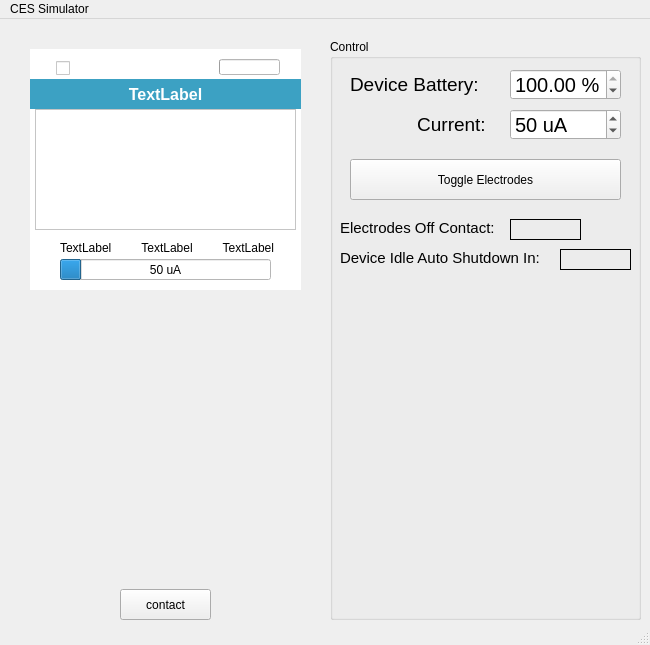
This is mainwindow.ui in lasitha-amuwala/CES-Simulator as Qt 5 draws it before an edit. The edited form follows.
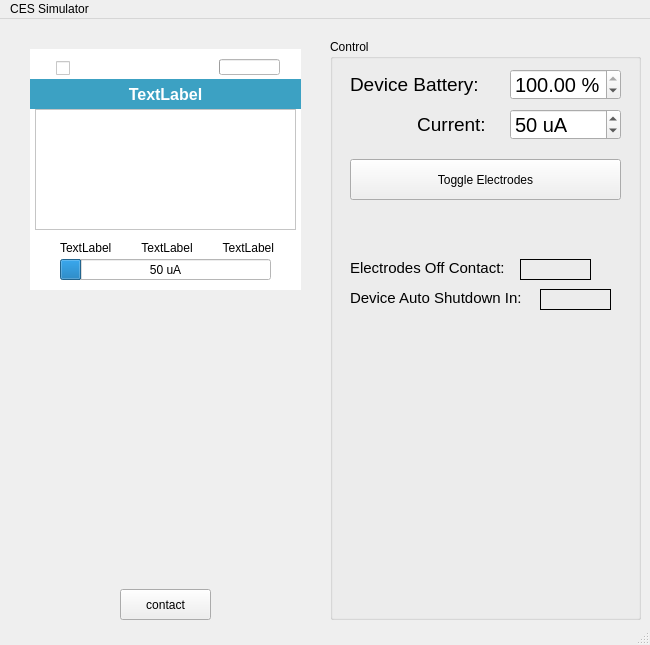
This is the edited form. Icons and pictures are not drawn.

```diff
--- a/mainwindow.ui
+++ b/mainwindow.ui
@@ -600,9 +600,9 @@
     <widget class="QLabel" name="label">
      <property name="geometry">
       <rect>
-       <x>10</x>
-       <y>210</y>
-       <width>221</width>
+       <x>20</x>
+       <y>250</y>
+       <width>191</width>
        <height>17</height>
       </rect>
      </property>
@@ -612,14 +612,14 @@
       </font>
      </property>
      <property name="text">
-      <string>Device Idle Auto Shutdown In:</string>
+      <string>Device Auto Shutdown In:</string>
      </property>
     </widget>
     <widget class="QLabel" name="label_4">
      <property name="geometry">
       <rect>
-       <x>10</x>
-       <y>180</y>
+       <x>20</x>
+       <y>220</y>
        <width>161</width>
        <height>17</height>
       </rect>
@@ -636,8 +636,8 @@
     <widget class="QLabel" name="electrodesIdle">
      <property name="geometry">
       <rect>
-       <x>180</x>
-       <y>180</y>
+       <x>190</x>
+       <y>220</y>
        <width>71</width>
        <height>21</height>
       </rect>
@@ -657,8 +657,8 @@
     <widget class="QLabel" name="deviceIdle">
      <property name="geometry">
       <rect>
-       <x>230</x>
-       <y>210</y>
+       <x>210</x>
+       <y>250</y>
        <width>71</width>
        <height>21</height>
       </rect>
```
